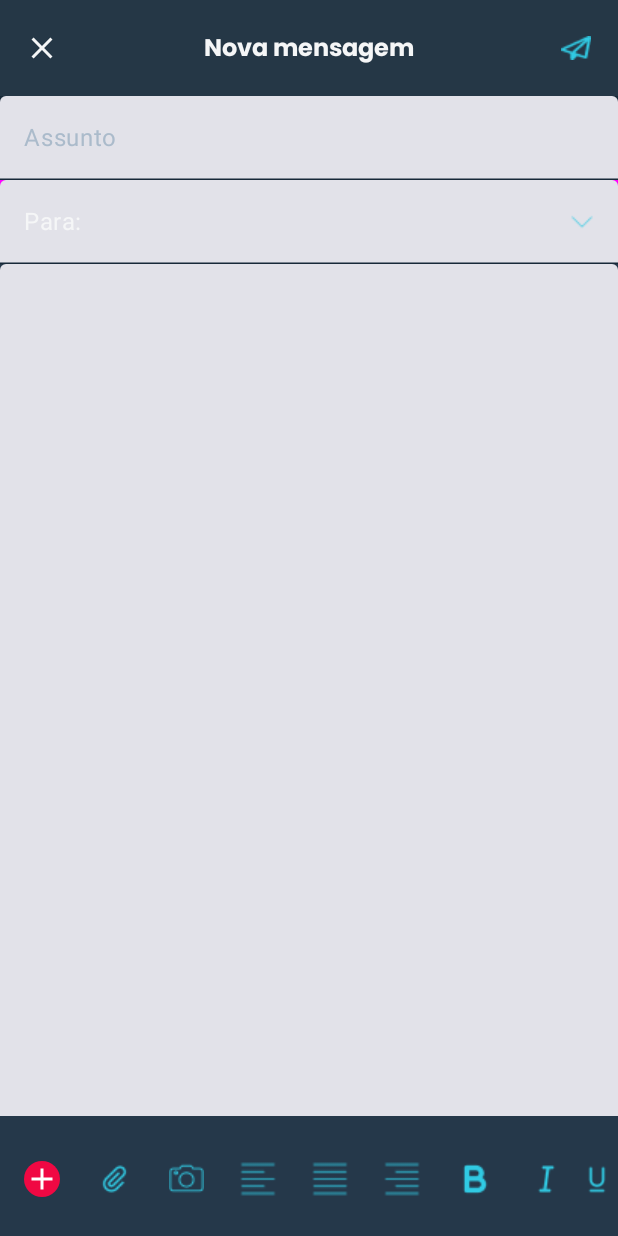
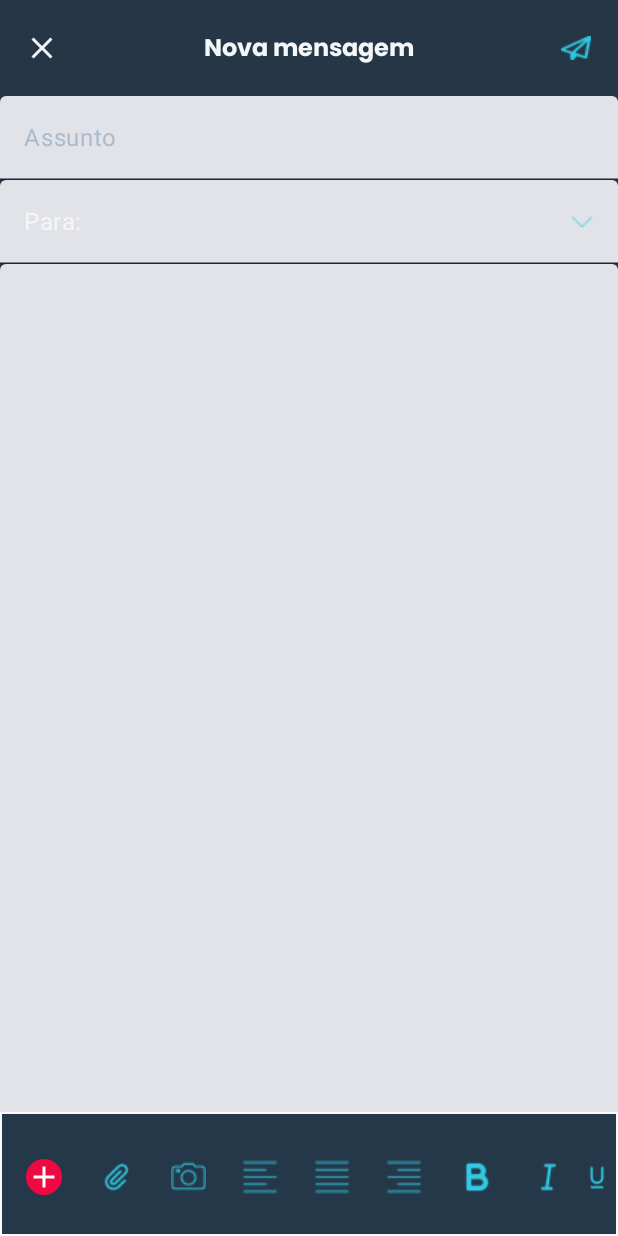
Before and after one commit to Helionaydias/TesteEmail, an Android app built with Jetpack Compose: the composable MensagemScreen shown on its own in the app's theme, on a phone screen of 412 x 824 dp. Run offline under Robolectric (Android 15) with nearby library versions, the phone set to English and light mode, and no system bars.

Commit message:
Descrição das alterações feitas no arquivo Mensagem.kt

```diff
--- a/app/src/main/java/br/com/fiap/email/screens/Mensagem.kt
+++ b/app/src/main/java/br/com/fiap/email/screens/Mensagem.kt
@@ -1,15 +1,18 @@
 package br.com.fiap.email.screens
 
 import androidx.compose.foundation.background
-import androidx.compose.foundation.layout.Box
+import androidx.compose.foundation.layout.Arrangement
 import androidx.compose.foundation.layout.Column
+import androidx.compose.foundation.layout.Row
+import androidx.compose.foundation.layout.WindowInsets
+import androidx.compose.foundation.layout.asPaddingValues
 import androidx.compose.foundation.layout.fillMaxSize
 import androidx.compose.foundation.layout.fillMaxWidth
-import androidx.compose.foundation.layout.imePadding
-import androidx.compose.foundation.layout.navigationBarsPadding
+import androidx.compose.foundation.layout.ime
 import androidx.compose.foundation.layout.padding
 import androidx.compose.foundation.layout.size
 import androidx.compose.foundation.shape.CircleShape
+import androidx.compose.foundation.shape.RoundedCornerShape
 import androidx.compose.foundation.text.KeyboardOptions
 import androidx.compose.material.icons.Icons
 import androidx.compose.material.icons.filled.Add
@@ -17,21 +20,27 @@ import androidx.compose.material.icons.filled.Close
 import androidx.compose.material3.BottomAppBar
 import androidx.compose.material3.CenterAlignedTopAppBar
 import androidx.compose.material3.ExperimentalMaterial3Api
+import androidx.compose.material3.FabPosition
+import androidx.compose.material3.FloatingActionButton
 import androidx.compose.material3.Icon
 import androidx.compose.material3.IconButton
+import androidx.compose.material3.MaterialTheme
 import androidx.compose.material3.Scaffold
 import androidx.compose.material3.Text
 import androidx.compose.material3.TextField
 import androidx.compose.material3.TextFieldDefaults
 import androidx.compose.material3.TopAppBarDefaults
+import androidx.compose.material3.TopAppBarDefaults.topAppBarColors
 import androidx.compose.material3.rememberTopAppBarState
 import androidx.compose.runtime.Composable
 import androidx.compose.runtime.getValue
+import androidx.compose.runtime.mutableIntStateOf
 import androidx.compose.runtime.mutableStateOf
 import androidx.compose.runtime.remember
 import androidx.compose.runtime.setValue
 import androidx.compose.ui.Modifier
 import androidx.compose.ui.draw.clip
+import androidx.compose.ui.draw.shadow
 import androidx.compose.ui.graphics.Color
 import androidx.compose.ui.input.nestedscroll.nestedScroll
 import androidx.compose.ui.res.painterResource
@@ -49,6 +58,7 @@ import br.com.fiap.email.ui.theme.PoppinsBold
 @Composable
 fun MensagemScreen(navController: NavController) {
     var scrollBehavior = TopAppBarDefaults.pinnedScrollBehavior(rememberTopAppBarState())
+
     var textfield by remember {
         mutableStateOf("")
     }
@@ -67,17 +77,24 @@ fun MensagemScreen(navController: NavController) {
 
     var showCcAndCco by remember { mutableStateOf(false) }
 
+    val imePadding = WindowInsets.ime.asPaddingValues()
+
+
+
 
     Scaffold(
         modifier = Modifier
             .nestedScroll(scrollBehavior.nestedScrollConnection)
-                .background(Color(0xFF253746)),
+            .padding(imePadding),
+
 
         topBar = {
             CenterAlignedTopAppBar(
-                    colors = TopAppBarDefaults.topAppBarColors(
-                        Color(0xFF253746)
 
+                colors = topAppBarColors(
+
+                    containerColor = Color(color = 0xff253746),
+                    titleContentColor = MaterialTheme.colorScheme.primary,
                 ),
                 title = {
                     Text("Nova mensagem",
@@ -89,6 +106,7 @@ fun MensagemScreen(navController: NavController) {
                         fontFamily = PoppinsBold
                     )
                 },
+
                 navigationIcon = {
                     IconButton(onClick = { navController.navigate("caixadeentrada") }) {
                         Icon(
@@ -98,6 +116,7 @@ fun MensagemScreen(navController: NavController) {
                         )
                     }
                 },
+
                 actions = {
                     IconButton(onClick = { /* do something */ }) {
                         Icon(
@@ -110,20 +129,24 @@ fun MensagemScreen(navController: NavController) {
                 },
 
                 scrollBehavior = scrollBehavior,
-
             )
-
-
-
-
-
         },
 
         bottomBar = {
             BottomAppBar(
-                   modifier = Modifier.background(Color.Yellow),
-                    containerColor = Color(0xff25384A),
-                    actions = {
+                modifier = Modifier
+                    .padding(1.dp),
+
+                containerColor = Color(color = 0xff25384A),
+                contentColor = MaterialTheme.colorScheme.primary,
+
+            ) {
+                Row(
+                    modifier = Modifier
+                        .fillMaxWidth(),
+                    horizontalArrangement = Arrangement.SpaceAround
+                ){
+
                     IconButton(onClick = { /* do something */ }) {
                         Icon(Icons.Filled.Add, "Localized description",
                             modifier = Modifier
@@ -167,8 +190,8 @@ fun MensagemScreen(navController: NavController) {
                             modifier = Modifier.size(24.dp)
                         )
                     }
+
                     IconButton(onClick = { /* do something */ }) {
-
                         Icon(
                             painter = painterResource(id = br.com.fiap.email.R.drawable.align_right),
                             contentDescription = "Buscar",
@@ -176,6 +199,7 @@ fun MensagemScreen(navController: NavController) {
                             modifier = Modifier.size(24.dp)
                         )
                     }
+
                     IconButton(onClick = { /* do something */ }) {
                         Icon(
                             painter = painterResource(id = br.com.fiap.email.R.drawable.bold),
@@ -184,6 +208,7 @@ fun MensagemScreen(navController: NavController) {
                             modifier = Modifier.size(24.dp)
                         )
                     }
+
                     IconButton(onClick = { /* do something */ }) {
                         Icon(
                             painter = painterResource(id = br.com.fiap.email.R.drawable.italic),
@@ -201,22 +226,26 @@ fun MensagemScreen(navController: NavController) {
                             modifier = Modifier.size(24.dp)
                         )
                     }
+
+
+
+
+
                 }
-                )
-            },
+            }
+        }
+
     ) { innerPadding ->
-            Box( modifier = Modifier
-                .fillMaxSize()
-                .padding(innerPadding)
-                .imePadding()
-
-            ){
         Column(
             modifier = Modifier
                 .fillMaxSize()
-                        .background(Color.Green)
+                .padding(innerPadding)
+                .background(Color(0xFF253746))
+
+
 
         ) {
+
             TextField(
                 value =textfield,
                 onValueChange = {novoValor ->
@@ -227,7 +256,8 @@ fun MensagemScreen(navController: NavController) {
                 },
                 modifier = Modifier
                     .fillMaxWidth()
-                            .background(Color(0xFF172938)),
+                    ,
+
                 colors = TextFieldDefaults.colors(
                     unfocusedIndicatorColor = Color(0xff172938),
                     focusedIndicatorColor = Color.Transparent,
@@ -252,7 +282,7 @@ fun MensagemScreen(navController: NavController) {
 
                 modifier = Modifier
                     .fillMaxWidth()
-                            .background(Color.Magenta),
+                ,
                 colors = TextFieldDefaults.colors(
                     unfocusedIndicatorColor = Color(0xff172938),
                     focusedIndicatorColor = Color.Transparent,
@@ -291,7 +321,7 @@ fun MensagemScreen(navController: NavController) {
                     },
                     modifier = Modifier
                         .fillMaxWidth()
-                                .background(Color(0xFF172938)),
+                    ,
                     colors = TextFieldDefaults.colors(
                         unfocusedIndicatorColor = Color(0xff172938),
                         focusedIndicatorColor = Color.Transparent,
@@ -314,7 +344,7 @@ fun MensagemScreen(navController: NavController) {
                     },
                     modifier = Modifier
                         .fillMaxWidth()
-                                .background(Color(0xFF172938)),
+                    ,
                     colors = TextFieldDefaults.colors(
                         unfocusedIndicatorColor = Color(0xff172938),
                         focusedIndicatorColor = Color.Transparent,
@@ -342,7 +372,7 @@ fun MensagemScreen(navController: NavController) {
 
                 modifier = Modifier
                     .fillMaxSize()
-                            .background(Color(0xFF25384A)),
+                ,
                 colors = TextFieldDefaults.colors(
                     unfocusedIndicatorColor = Color.Transparent,
                     focusedIndicatorColor = Color.Transparent,
@@ -353,16 +383,12 @@ fun MensagemScreen(navController: NavController) {
                     imeAction = ImeAction.Default
                 ),
                 maxLines = Int.MAX_VALUE
+,
 
             )
 
 
         }
 
-
-
-
     }
     }
-
-}
```
Lines whose indentation alone changed are shown as unchanged.
